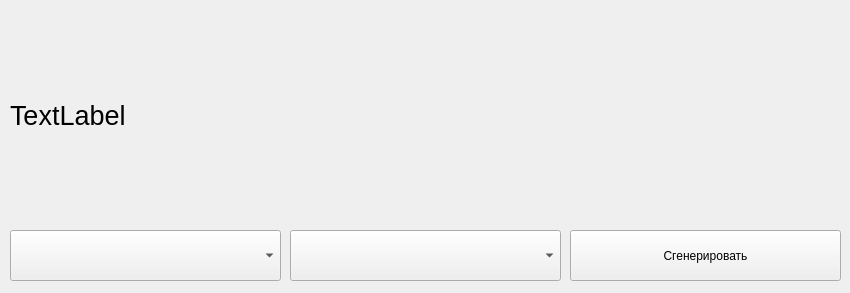
3v1lkrot666/quoteGeneration, file UI/gui.ui: the form before one commit.
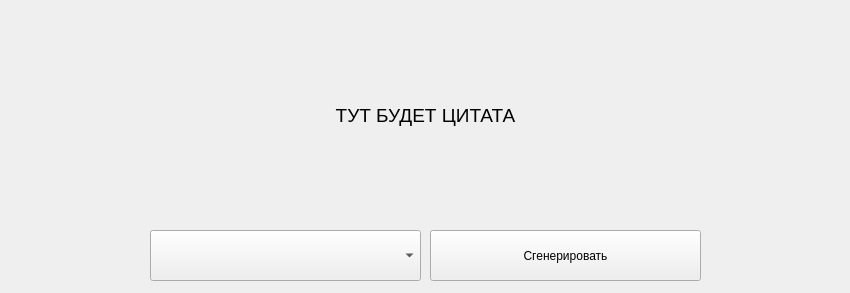
The form after the commit.

What changed in the file:
```diff
--- a/UI/gui.ui
+++ b/UI/gui.ui
@@ -10,6 +10,24 @@
     <height>293</height>
    </rect>
   </property>
+  <property name="minimumSize">
+   <size>
+    <width>850</width>
+    <height>293</height>
+   </size>
+  </property>
+  <property name="maximumSize">
+   <size>
+    <width>850</width>
+    <height>293</height>
+   </size>
+  </property>
+  <property name="mouseTracking">
+   <bool>false</bool>
+  </property>
+  <property name="contextMenuPolicy">
+   <enum>Qt::DefaultContextMenu</enum>
+  </property>
   <property name="windowTitle">
    <string>MainWindow</string>
   </property>
@@ -17,7 +35,7 @@
    <widget class="QPushButton" name="pushButton">
     <property name="geometry">
      <rect>
-      <x>570</x>
+      <x>430</x>
       <y>230</y>
       <width>271</width>
       <height>51</height>
@@ -27,20 +45,10 @@
      <string>Сгенерировать</string>
     </property>
    </widget>
-   <widget class="QComboBox" name="comboBox">
-    <property name="geometry">
-     <rect>
-      <x>10</x>
-      <y>230</y>
-      <width>271</width>
-      <height>51</height>
-     </rect>
-    </property>
-   </widget>
    <widget class="QComboBox" name="comboBox_2">
     <property name="geometry">
      <rect>
-      <x>290</x>
+      <x>150</x>
       <y>230</y>
       <width>271</width>
       <height>51</height>
@@ -58,11 +66,47 @@
     </property>
     <property name="font">
      <font>
-      <pointsize>20</pointsize>
+      <pointsize>14</pointsize>
      </font>
     </property>
+    <property name="mouseTracking">
+     <bool>true</bool>
+    </property>
+    <property name="contextMenuPolicy">
+     <enum>Qt::DefaultContextMenu</enum>
+    </property>
+    <property name="layoutDirection">
+     <enum>Qt::LeftToRight</enum>
+    </property>
+    <property name="autoFillBackground">
+     <bool>false</bool>
+    </property>
     <property name="text">
-     <string>TextLabel</string>
+     <string>ТУТ БУДЕТ ЦИТАТА</string>
+    </property>
+    <property name="textFormat">
+     <enum>Qt::PlainText</enum>
+    </property>
+    <property name="scaledContents">
+     <bool>false</bool>
+    </property>
+    <property name="alignment">
+     <set>Qt::AlignCenter</set>
+    </property>
+    <property name="wordWrap">
+     <bool>true</bool>
+    </property>
+    <property name="margin">
+     <number>2</number>
+    </property>
+    <property name="indent">
+     <number>2</number>
+    </property>
+    <property name="openExternalLinks">
+     <bool>false</bool>
+    </property>
+    <property name="textInteractionFlags">
+     <set>Qt::NoTextInteraction</set>
     </property>
    </widget>
   </widget>
```
Left out of the diff: 2 changed lines with no effect on the pictures.
